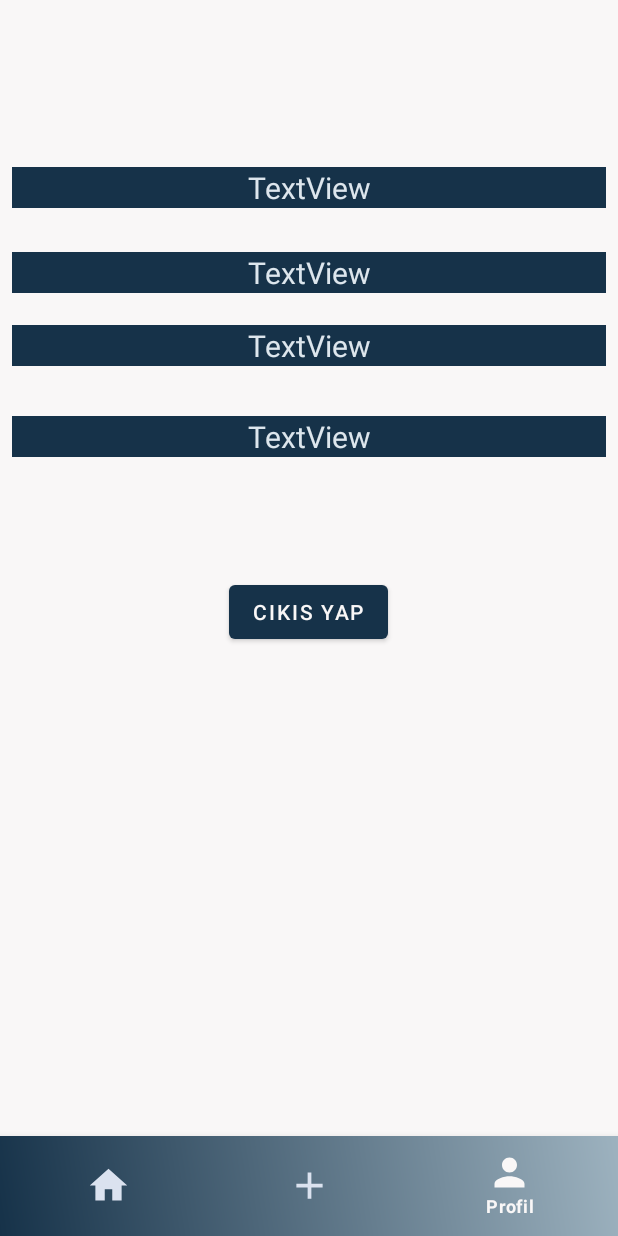
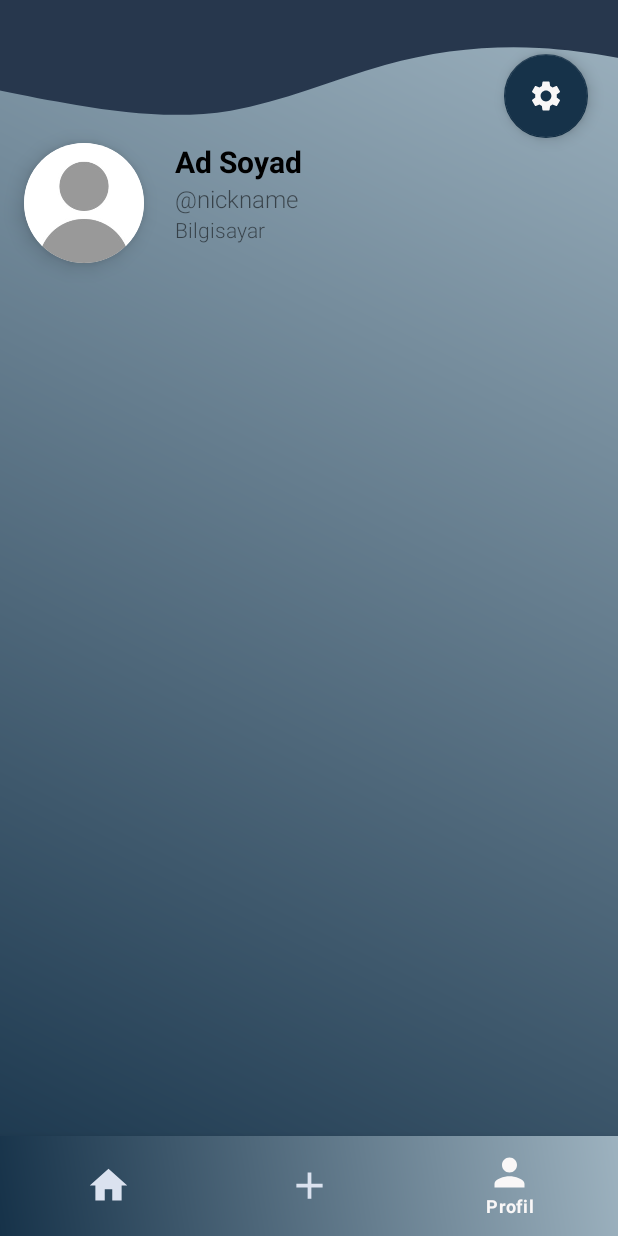
Before and after one commit to altanbkoc/Beuverse, an Android app: the ProfileFragment screen opened through its navigation route, on a phone screen of 412 x 824 dp. Run offline under Robolectric (Android 15) with nearby library versions, the phone set to English and light mode, and no system bars; our stand-ins replace Firebase (no records; nobody signed in at launch, a user with empty details on screens opened directly), navigation-ui.

Commit message:
Edit Profile Fragment

```diff
--- /dev/null
+++ b/app/src/main/res/drawable/baseline_edit_24.xml
@@ -0,0 +1,5 @@
+<vector xmlns:android="http://schemas.android.com/apk/res/android" android:height="24dp" android:tint="#F9F7F7" android:viewportHeight="24" android:viewportWidth="24" android:width="24dp">
+
+    <path android:fillColor="@android:color/white" android:pathData="M3,17.25V21h3.75L17.81,9.94l-3.75,-3.75L3,17.25zM20.71,7.04c0.39,-0.39 0.39,-1.02 0,-1.41l-2.34,-2.34c-0.39,-0.39 -1.02,-0.39 -1.41,0l-1.83,1.83 3.75,3.75 1.83,-1.83z"/>
+
+</vector>
--- /dev/null
+++ b/app/src/main/res/drawable/baseline_power_settings_new_24.xml
@@ -0,0 +1,5 @@
+<vector xmlns:android="http://schemas.android.com/apk/res/android" android:height="24dp" android:tint="#526D82" android:viewportHeight="24" android:viewportWidth="24" android:width="24dp">
+
+    <path android:fillColor="@android:color/white" android:pathData="M13,3h-2v10h2L13,3zM17.83,5.17l-1.42,1.42C17.99,7.86 19,9.81 19,12c0,3.87 -3.13,7 -7,7s-7,-3.13 -7,-7c0,-2.19 1.01,-4.14 2.58,-5.42L6.17,5.17C4.23,6.82 3,9.26 3,12c0,4.97 4.03,9 9,9s9,-4.03 9,-9c0,-2.74 -1.23,-5.18 -3.17,-6.83z"/>
+
+</vector>
--- /dev/null
+++ b/app/src/main/res/drawable/baseline_settings_24.xml
@@ -0,0 +1,5 @@
+<vector xmlns:android="http://schemas.android.com/apk/res/android" android:height="24dp" android:tint="#F9F7F7" android:viewportHeight="24" android:viewportWidth="24" android:width="24dp">
+
+    <path android:fillColor="@android:color/white" android:pathData="M19.14,12.94c0.04,-0.3 0.06,-0.61 0.06,-0.94c0,-0.32 -0.02,-0.64 -0.07,-0.94l2.03,-1.58c0.18,-0.14 0.23,-0.41 0.12,-0.61l-1.92,-3.32c-0.12,-0.22 -0.37,-0.29 -0.59,-0.22l-2.39,0.96c-0.5,-0.38 -1.03,-0.7 -1.62,-0.94L14.4,2.81c-0.04,-0.24 -0.24,-0.41 -0.48,-0.41h-3.84c-0.24,0 -0.43,0.17 -0.47,0.41L9.25,5.35C8.66,5.59 8.12,5.92 7.63,6.29L5.24,5.33c-0.22,-0.08 -0.47,0 -0.59,0.22L2.74,8.87C2.62,9.08 2.66,9.34 2.86,9.48l2.03,1.58C4.84,11.36 4.8,11.69 4.8,12s0.02,0.64 0.07,0.94l-2.03,1.58c-0.18,0.14 -0.23,0.41 -0.12,0.61l1.92,3.32c0.12,0.22 0.37,0.29 0.59,0.22l2.39,-0.96c0.5,0.38 1.03,0.7 1.62,0.94l0.36,2.54c0.05,0.24 0.24,0.41 0.48,0.41h3.84c0.24,0 0.44,-0.17 0.47,-0.41l0.36,-2.54c0.59,-0.24 1.13,-0.56 1.62,-0.94l2.39,0.96c0.22,0.08 0.47,0 0.59,-0.22l1.92,-3.32c0.12,-0.22 0.07,-0.47 -0.12,-0.61L19.14,12.94zM12,15.6c-1.98,0 -3.6,-1.62 -3.6,-3.6s1.62,-3.6 3.6,-3.6s3.6,1.62 3.6,3.6S13.98,15.6 12,15.6z"/>
+
+</vector>
--- /dev/null
+++ b/app/src/main/res/drawable/profile_wavy_top_background.xml
@@ -0,0 +1,11 @@
+<?xml version="1.0" encoding="utf-8"?>
+<vector xmlns:android="http://schemas.android.com/apk/res/android"
+    android:width="144dp"
+    android:height="42dp"
+    android:viewportWidth="1450"
+    android:viewportHeight="320">
+
+    <path
+        android:fillColor="#FF27374D"
+        android:pathData="M0,192L48,202.7C96,213,192,235,288,250.7C384,267,480,277,576,261.3C672,245,768,203,864,176C960,149,1056,139,1152,144C1248,149,1344,171,1392,181.3L1440,192L1440,0L1392,0C1344,0,1248,0,1152,0C1056,0,960,0,864,0C768,0,672,0,576,0C480,0,384,0,288,0C192,0,96,0,48,0L0,0Z"/>
+</vector>
--- a/app/src/main/res/layout/fragment_profile.xml
+++ b/app/src/main/res/layout/fragment_profile.xml
@@ -4,84 +4,133 @@
     xmlns:tools="http://schemas.android.com/tools"
     android:layout_width="match_parent"
     android:layout_height="match_parent"
+    android:background="@drawable/navbar_background"
     tools:context=".beuverse.view.user.ProfileFragment">
 
 
-    <TextView
-        android:id="@+id/textBolum"
-        android:layout_width="match_parent"
+    <View
+        android:id="@+id/viewWavyBackground"
+        android:layout_width="518dp"
+        android:layout_height="114dp"
+        android:layout_marginTop="-20dp"
+        android:background="@drawable/profile_wavy_top_background"
+        app:layout_constraintEnd_toEndOf="parent"
+        app:layout_constraintStart_toStartOf="parent"
+        app:layout_constraintTop_toTopOf="parent" />
+
+    <androidx.cardview.widget.CardView
+        android:id="@+id/cardViewProfilePic"
+        android:layout_width="80dp"
+        android:layout_height="80dp"
+        android:layout_marginStart="16dp"
+        android:layout_marginTop="1dp"
+        app:cardCornerRadius="40dp"
+        app:cardElevation="8dp"
+        app:layout_constraintStart_toStartOf="parent"
+        app:layout_constraintTop_toBottomOf="@+id/viewWavyBackground">
+
+        <ImageView
+            android:id="@+id/imageViewProfile"
+            android:layout_width="match_parent"
+            android:layout_height="match_parent"
+            android:contentDescription="Profil Fotoğrafı"
+            android:scaleType="centerCrop"
+            android:src="@drawable/default_pp" />
+    </androidx.cardview.widget.CardView>
+
+    <LinearLayout
+        android:id="@+id/layoutUserInfo"
+        android:layout_width="275dp"
         android:layout_height="wrap_content"
         android:layout_marginStart="8dp"
-        android:layout_marginTop="33dp"
         android:layout_marginEnd="8dp"
-        android:background="@color/dark_blue"
-        android:text="TextView"
-        android:textAlignment="center"
-        android:textColor="@color/light_gray_blue"
-        android:textSize="20sp"
+        android:orientation="vertical"
         app:layout_constraintEnd_toEndOf="parent"
-        app:layout_constraintHorizontal_bias="0.0"
-        app:layout_constraintStart_toStartOf="parent"
-        app:layout_constraintTop_toBottomOf="@+id/textNickname" />
+        app:layout_constraintStart_toEndOf="@+id/cardViewProfilePic"
+        app:layout_constraintTop_toBottomOf="@+id/viewWavyBackground">
+
+        <TextView
+            android:id="@+id/textViewName"
+            android:layout_width="wrap_content"
+            android:layout_height="wrap_content"
+            android:text="Ad Soyad"
+            android:textColor="@android:color/black"
+            android:textSize="20sp"
+            android:textStyle="bold" />
+
+        <TextView
+            android:id="@+id/textViewNickname"
+            android:layout_width="wrap_content"
+            android:layout_height="wrap_content"
+            android:fontFamily="sans-serif-light"
+            android:text="\@nickname"
+            android:textSize="16sp" />
+
+        <TextView
+            android:id="@+id/textViewBolum"
+            android:layout_width="match_parent"
+            android:layout_height="wrap_content"
+            android:fontFamily="sans-serif-light"
+            android:text="Bilgisayar" />
+    </LinearLayout>
 
     <TextView
-        android:id="@+id/textNickname"
+        android:id="@+id/textViewAbout"
         android:layout_width="match_parent"
-        android:layout_height="wrap_content"
-        android:layout_marginStart="8dp"
-        android:layout_marginTop="21dp"
+        android:layout_height="0dp"
+        android:layout_marginStart="16dp"
+        android:layout_marginTop="8dp"
         android:layout_marginEnd="8dp"
-        android:background="@color/dark_blue"
-        android:text="TextView"
-        android:textAlignment="center"
-        android:textColor="@color/light_gray_blue"
-        android:textSize="20sp"
-        app:layout_constraintEnd_toEndOf="parent"
-        app:layout_constraintHorizontal_bias="0.0"
-        app:layout_constraintStart_toStartOf="parent"
-        app:layout_constraintTop_toBottomOf="@+id/textAd" />
-
-    <TextView
-        android:id="@+id/textAd"
-        android:layout_width="match_parent"
-        android:layout_height="wrap_content"
-        android:layout_marginStart="8dp"
-        android:layout_marginTop="29dp"
-        android:layout_marginEnd="8dp"
-        android:background="@color/dark_blue"
-        android:text="TextView"
-        android:textAlignment="center"
-        android:textColor="@color/light_gray_blue"
-        android:textSize="20sp"
-        app:layout_constraintEnd_toEndOf="parent"
-        app:layout_constraintHorizontal_bias="0.0"
-        app:layout_constraintStart_toStartOf="parent"
-        app:layout_constraintTop_toBottomOf="@+id/textmail" />
-
-    <Button
-        android:id="@+id/buttonCikisYap"
-        android:layout_width="wrap_content"
-        android:layout_height="wrap_content"
-        android:layout_marginTop="79dp"
-        android:text="Cikis yap"
-        app:layout_constraintEnd_toEndOf="parent"
-        app:layout_constraintHorizontal_bias="0.498"
-        app:layout_constraintStart_toStartOf="parent"
-        app:layout_constraintTop_toBottomOf="@+id/textBolum" />
-
-    <TextView
-        android:id="@+id/textmail"
-        android:layout_width="match_parent"
-        android:layout_height="wrap_content"
-        android:layout_marginStart="8dp"
-        android:layout_marginTop="111dp"
-        android:layout_marginEnd="8dp"
-        android:background="@color/dark_blue"
-        android:text="TextView"
-        android:textAlignment="center"
-        android:textColor="@color/light_gray_blue"
+        android:textColor="@android:color/black"
         android:textSize="20sp"
         app:layout_constraintEnd_toEndOf="parent"
         app:layout_constraintStart_toStartOf="parent"
+        app:layout_constraintTop_toBottomOf="@+id/cardViewProfilePic" />
+
+    <androidx.recyclerview.widget.RecyclerView
+        android:id="@+id/profileRecyclerView"
+        android:layout_width="match_parent"
+        android:layout_height="500dp"
+        android:layout_marginTop="3dp"
+        android:contentDescription="profile list"
+        app:layout_constraintBottom_toBottomOf="parent"
+        app:layout_constraintEnd_toEndOf="parent"
+        app:layout_constraintStart_toStartOf="parent"
+        app:layout_constraintTop_toBottomOf="@+id/textViewAbout" />
+
+    <com.google.android.material.floatingactionbutton.FloatingActionButton
+        android:id="@+id/floatingActionButton"
+        android:layout_width="wrap_content"
+        android:layout_height="wrap_content"
+        android:layout_marginTop="36dp"
+        android:layout_marginEnd="20dp"
+        android:clickable="true"
+        android:contentDescription="Menu"
+        android:src="@drawable/baseline_settings_24"
+        app:backgroundTint="@color/dark_blue"
+        app:layout_constraintEnd_toEndOf="parent"
         app:layout_constraintTop_toTopOf="parent" />
+
+
+    <FrameLayout
+        android:id="@+id/loadingOverlay"
+        android:layout_width="match_parent"
+        android:layout_height="match_parent"
+        android:background="#80000000"
+        android:visibility="gone"
+        android:clickable="true"
+        android:focusable="true"
+        app:layout_constraintTop_toTopOf="parent"
+        app:layout_constraintBottom_toBottomOf="parent"
+        app:layout_constraintStart_toStartOf="parent"
+        app:layout_constraintEnd_toEndOf="parent">
+
+        <ProgressBar
+            android:layout_width="wrap_content"
+            android:layout_height="wrap_content"
+            android:layout_gravity="center"
+            android:indeterminateTint="@color/dark_blue" />
+    </FrameLayout>
+
+
 </androidx.constraintlayout.widget.ConstraintLayout>
--- a/app/src/main/res/layout/recycler_row.xml
+++ b/app/src/main/res/layout/recycler_row.xml
@@ -12,7 +12,7 @@
         tools:layout_editor_absoluteY="133dp" >
 
         <TextView
-            android:id="@+id/textView"
+            android:id="@+id/textViewBolum"
             android:layout_width="wrap_content"
             android:layout_height="wrap_content"
             android:text="TextView" />
--- /dev/null
+++ b/app/src/main/res/menu/profile_menu.xml
@@ -0,0 +1,11 @@
+<?xml version="1.0" encoding="utf-8"?>
+<menu xmlns:android="http://schemas.android.com/apk/res/android">
+    <item
+        android:id="@+id/action_edit_profile"
+        android:title="Profili Düzenle"
+        android:icon="@drawable/baseline_edit_24" />
+    <item
+        android:id="@+id/action_logout"
+        android:title="Çıkış Yap"
+        android:icon="@drawable/baseline_power_settings_new_24" />
+</menu>
```
Also changed, not shown: app/src/main/AndroidManifest.xml (+7 -6 lines), app/src/main/java/com/altankoc/socialmedia/beuverse/view/user/EditActivity.kt (added, +24 -0 lines), app/src/main/java/com/altankoc/socialmedia/beuverse/view/user/ProfileFragment.kt (+48 -12 lines), app/src/main/res/layout/activity_edit.xml (added, +55 -0 lines), app/src/main/res/drawable/default_pp.jpg (added).
